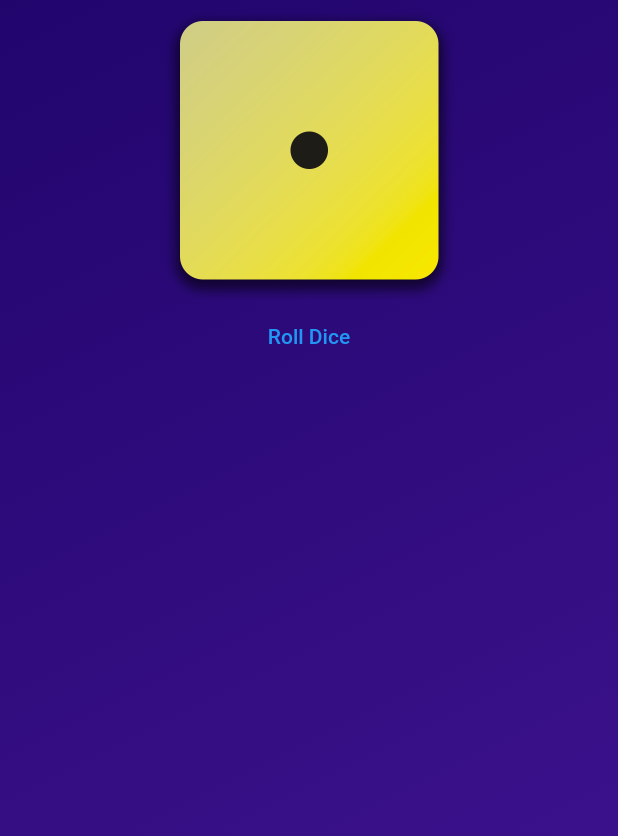
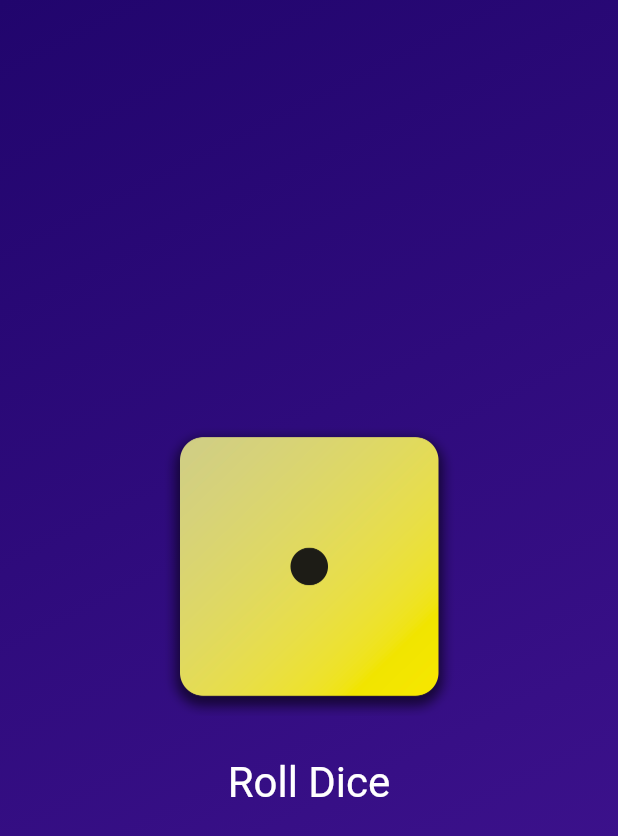
Before and after one commit to adhamalihassan/flutter-training, a Flutter app: the screen it shows after launch, on a phone screen of 412 x 824 dp. Shown: the top 836 px of the screen. Run offline on Flutter 3.47's test engine with Material 2 defaults, Android fonts, the phone set to English and light mode, and no system bars.

Commit message:
Update gradient_container.dart

```diff
--- a/lib/gradient_container.dart
+++ b/lib/gradient_container.dart
@@ -28,13 +28,23 @@ class GradientContainer extends StatelessWidget {
       ),
       child: Center(
         child: Column(
+          mainAxisSize: MainAxisSize.min,
           children: [
             Image.asset(
               'assets/images/dice-1.png',
               width: 200.0,
             ),
+            const SizedBox(
+              height: 20.0,
+            ),
             TextButton(
               onPressed: rollDice,
+              style: TextButton.styleFrom(
+                foregroundColor: Colors.white,
+                textStyle: const TextStyle(
+                  fontSize: 28.0,
+                ),
+              ),
               child: const Text('Roll Dice'),
             ),
           ],
```
